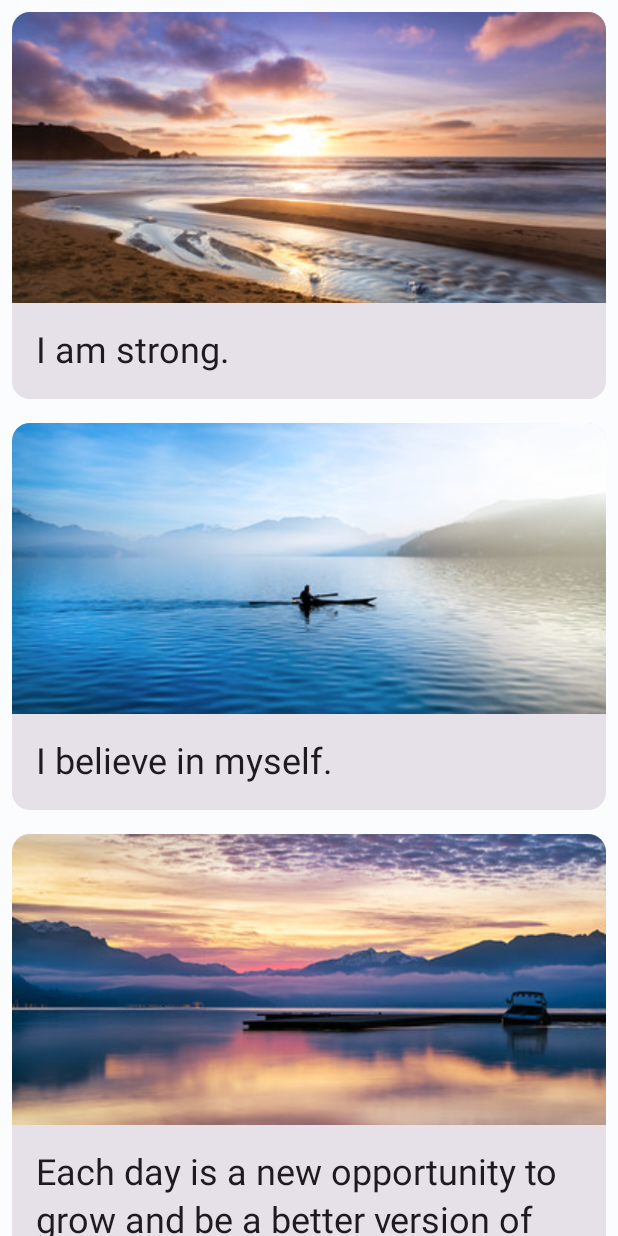
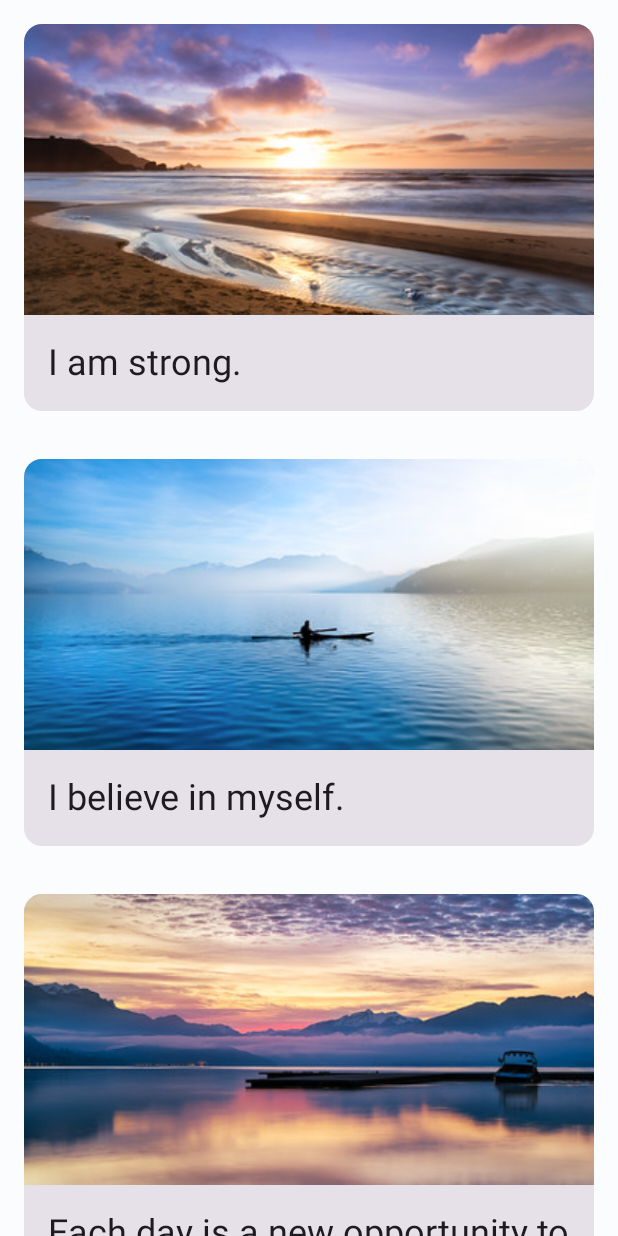
Before and after one commit to Robel-003/AffirmationsMobileApp, an Android app built with Jetpack Compose: the screen it shows after launch (MainActivity), on a phone screen of 412 x 824 dp. Run offline under Robolectric (Android 15) with nearby library versions, the phone set to English and light mode, and no system bars.

Commit message:
"refactored"

```diff
--- a/app/src/main/java/com/example/affirmations/MainActivity.kt
+++ b/app/src/main/java/com/example/affirmations/MainActivity.kt
@@ -19,6 +19,7 @@ import android.os.Bundle
 import androidx.activity.ComponentActivity
 import androidx.activity.compose.setContent
 import androidx.compose.foundation.Image
+import androidx.compose.foundation.clickable
 import androidx.compose.foundation.layout.Column
 import androidx.compose.foundation.layout.fillMaxSize
 import androidx.compose.foundation.layout.fillMaxWidth
@@ -27,10 +28,13 @@ import androidx.compose.foundation.layout.padding
 import androidx.compose.foundation.lazy.LazyColumn
 import androidx.compose.foundation.lazy.items
 import androidx.compose.material3.Card
+import androidx.compose.material3.CardDefaults
 import androidx.compose.material3.MaterialTheme
 import androidx.compose.material3.Surface
 import androidx.compose.material3.Text
 import androidx.compose.runtime.Composable
+import androidx.compose.runtime.mutableStateOf
+import androidx.compose.runtime.remember
 import androidx.compose.ui.Modifier
 import androidx.compose.ui.layout.ContentScale
 import androidx.compose.ui.platform.LocalContext
@@ -41,6 +45,8 @@ import androidx.compose.ui.unit.dp
 import com.example.affirmations.data.Datasource
 import com.example.affirmations.ui.theme.AffirmationsTheme
 import com.example.affirmations.model.Affirmation
+import androidx.compose.runtime.getValue
+import androidx.compose.runtime.setValue
 
 class MainActivity : ComponentActivity() {
 
@@ -71,14 +77,21 @@ fun AffirmationsApp() {
 
 @Composable
 fun AffirmationCard(affirmation: Affirmation, modifier: Modifier = Modifier) {
-    Card(modifier = modifier) {
+    var isClicked by remember { mutableStateOf(false) }
+    var isSelected = remember { mutableStateOf(false) }
+
+    Card(
+        modifier = modifier
+            .clickable{ isClicked = !isClicked }
+            .padding(8.dp)
+        ) {
         Column {
             Image(
                 painter = painterResource(affirmation.imageResourceId),
                 contentDescription = stringResource(affirmation.stringResourceId),
                 modifier = Modifier
                     .fillMaxWidth()
-                    .height(194.dp),
+                    .height( if (isClicked) 350.dp else 194.dp ),
                 // use contentScale to determine how image should be positioned and scaled
                 contentScale = ContentScale.Crop
             )
```
